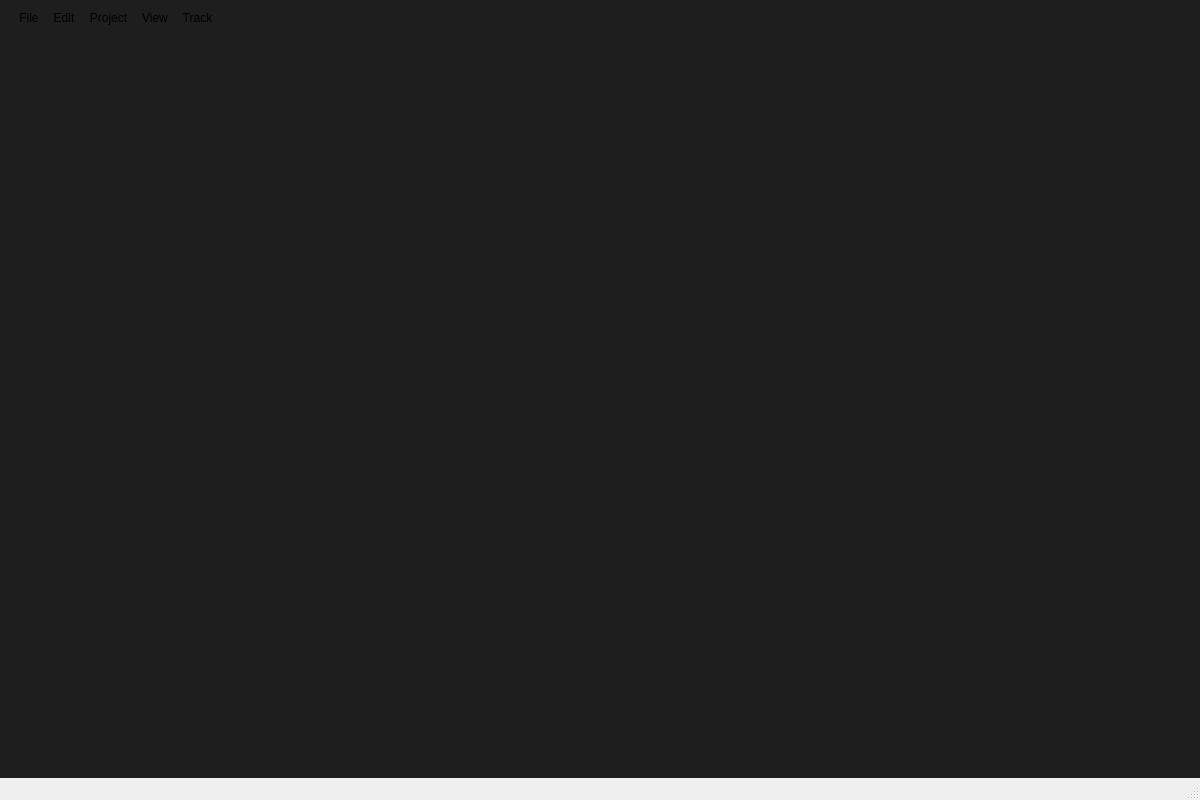
Above: mainwindow.ui from Firecourt/Firecourt-Cubes before the change. Below: the same form after it.
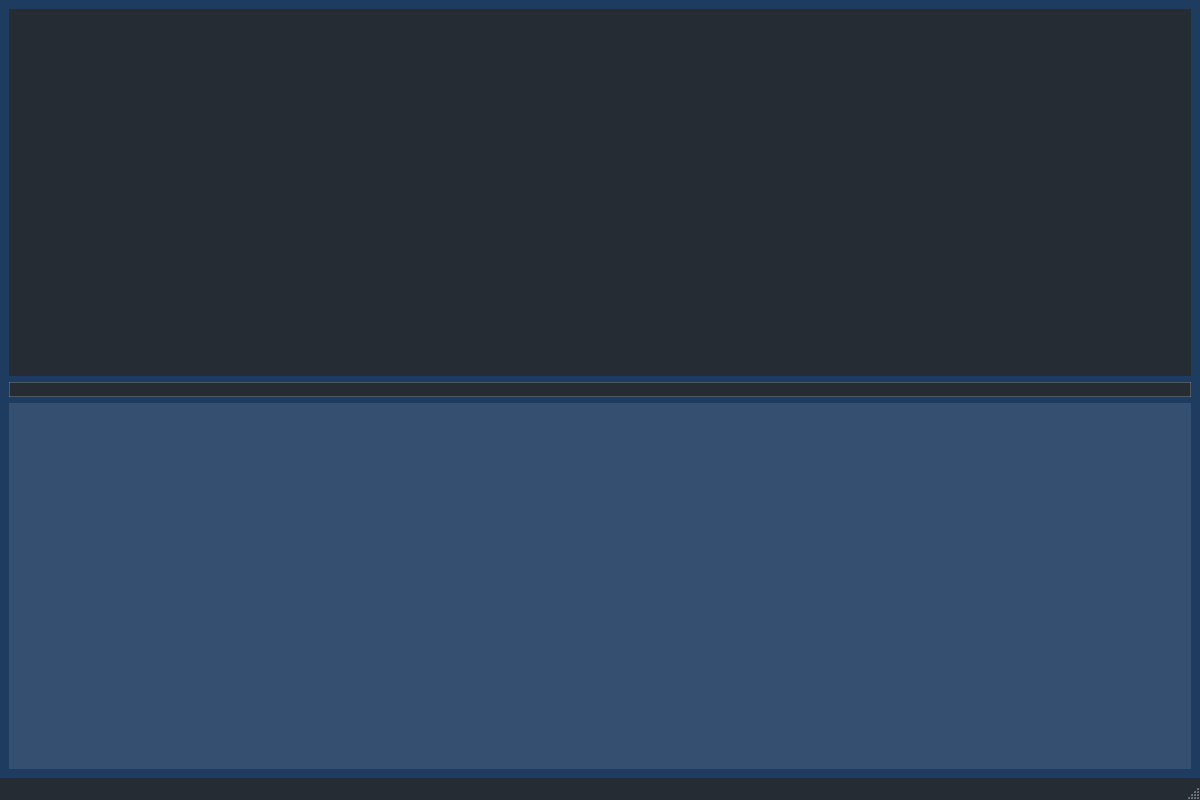
That is the form after the change.

Patch:
```diff
--- a/mainwindow.ui
+++ b/mainwindow.ui
@@ -11,12 +11,48 @@
    </rect>
   </property>
   <property name="windowTitle">
-   <string>Firecourt Studio</string>
+   <string>Firecourt Cubes</string>
+  </property>
+  <property name="autoFillBackground">
+   <bool>false</bool>
+  </property>
+  <property name="dockNestingEnabled">
+   <bool>true</bool>
+  </property>
+  <property name="unifiedTitleAndToolBarOnMac">
+   <bool>true</bool>
+  </property>
+  <property name="styleSheet">
+   <string notr="true">
+    QMainWindow {
+        background-color: rgba(21, 53, 90, 0.8);
+    }
+    QMenuBar {
+        background-color: rgba(40, 40, 40, 0.8);
+        color: white;
+    }
+    QToolBar {
+        background-color: rgba(40, 40, 40, 0.8);
+        border: 1px solid rgba(255, 255, 255, 0.2);
+    }
+    QStatusBar {
+        background-color: rgba(40, 40, 40, 0.8);
+    }
+    QPushButton {
+        background-color: rgba(255, 0, 0, 0.5);
+        border-radius: 5px;
+        border: 1px solid white;
+        color: white;
+    }
+    QPushButton:hover {
+        background-color: rgba(255, 0, 0, 0.7);
+    }
+    QPushButton:pressed {
+        background-color: rgba(255, 0, 0, 1);
+    }
+   </string>
   </property>
   <widget class="QWidget" name="centralwidget">
-   <property name="styleSheet">
-    <string notr="true">background-color: #1e1e1e;</string>
-   </property>
    <layout class="QVBoxLayout">
     <item>
      <widget class="QMenuBar" name="menubar">
@@ -79,16 +115,26 @@
        <addaction name="actionMute"/>
        <addaction name="actionRecord"/>
       </widget>
-      <addaction name="menuFile_2"/>
-      <addaction name="menuEdit_2"/>
-      <addaction name="menuProject_2"/>
-      <addaction name="menuView_2"/>
-      <addaction name="menuTrack"/>
+
      </widget>
     </item>
     <item>
      <widget class="QToolBar" name="toolBar"/>
     </item>
+    <item>
+     <widget class="QWidget" name="browserWidget">
+      <property name="styleSheet">
+       <string notr="true">background-color: rgba(255, 255, 255, 0.1);</string>
+      </property>
+      <property name="minimumSize">
+       <size>
+        <width>200</width>
+        <height>0</height>
+       </size>
+      </property>
+      <layout class="QVBoxLayout"/>
+     </widget>
+    </item>
    </layout>
   </widget>
   <widget class="QStatusBar" name="statusbar"/>
```
Left out of the diff: 33 changed lines with no effect on the pictures.
